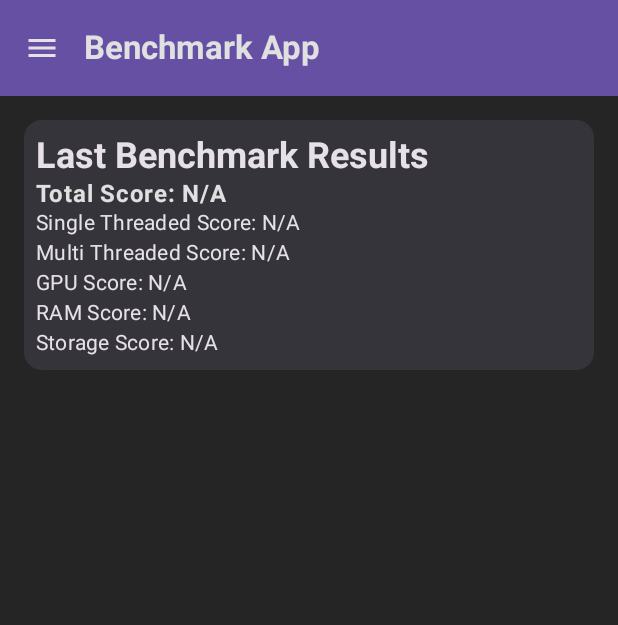
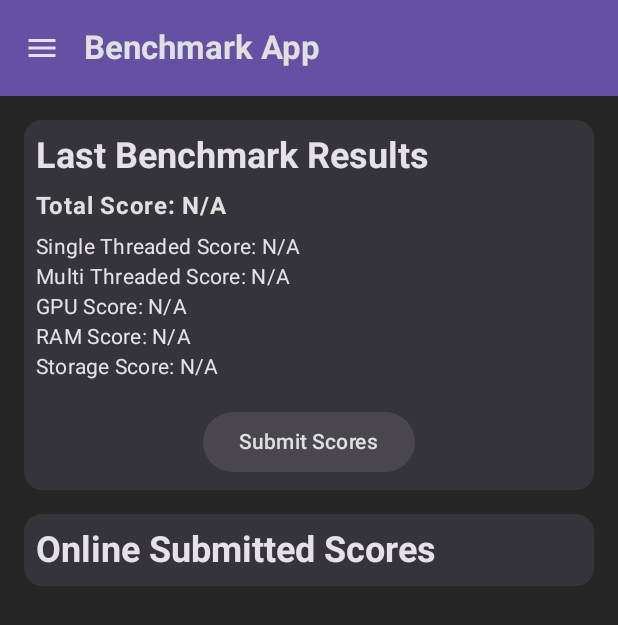
Before and after one commit to pireu2/benchmark-app, an Android app built with Jetpack Compose: the screen it shows after launch (MainActivity), on a phone screen of 412 x 824 dp. Shown: the top 625 px of the screen. Run offline under Robolectric (Android 15) with nearby library versions, the phone set to English and light mode, and no system bars; our stand-ins replace Firebase (no records; nobody signed in at launch, a user with empty details on screens opened directly); libraries missing offline, so code that uses them is left out: com.github.mikephil.charting; network calls fail; 4 statements that could not run were skipped.

Commit message:
added firebase database for user scores

```diff
--- a/app/build.gradle.kts
+++ b/app/build.gradle.kts
@@ -2,6 +2,7 @@ plugins {
     alias(libs.plugins.android.application)
     alias(libs.plugins.kotlin.android)
     alias(libs.plugins.kotlin.compose)
+    id("com.google.gms.google-services")
 }
 
 android {
@@ -64,6 +65,11 @@ dependencies {
     implementation(libs.androidx.navigation.compose)
     implementation("com.github.PhilJay:MPAndroidChart:v3.1.0")
     implementation(libs.androidx.appcompat)
+    implementation(platform("com.google.firebase:firebase-bom:33.7.0"))
+    implementation("com.google.firebase:firebase-analytics")
+    implementation ("com.google.firebase:firebase-auth-ktx")
+    implementation(libs.firebase.firestore.ktx)
+    implementation(libs.firebase.database.ktx)
     testImplementation(libs.junit)
     androidTestImplementation(libs.androidx.junit)
     androidTestImplementation(libs.androidx.espresso.core)
--- /dev/null
+++ b/app/src/main/java/app/benchmarkapp/FirebaseHelper.kt
@@ -0,0 +1,53 @@
+package app.benchmarkapp
+
+import com.google.firebase.database.FirebaseDatabase
+import com.google.firebase.auth.FirebaseAuth
+
+
+data class BenchmarkScore(
+    val userId: String = "",
+    val device: String = "",
+    val singleThreadedScore: Long = 0,
+    val multiThreadedScore: Long = 0,
+    val ramScore: Long = 0,
+    val storageScore: Long = 0,
+    val gpuScore: Long = 0,
+    val totalScore: Long = 0
+)
+
+object FirebaseHelper{
+    private val database = FirebaseDatabase.getInstance().reference
+    private val auth = FirebaseAuth.getInstance()
+
+    fun getUserId(): String?{
+        return auth.currentUser?.uid
+    }
+
+    fun submitCurrentScore(){
+        val userId = getUserId() ?: return
+        val device = DeviceStats.deviceInfo?.model!!
+        val singleThreadedScore = DeviceStats.getSingleThreadedScore() ?: return
+        val multiThreadedScore = DeviceStats.getMultiThreadedScore() ?: return
+        val ramScore = DeviceStats.getRamScore() ?: return
+        val storageScore = DeviceStats.getStorageScore() ?: return
+        val gpuScore = DeviceStats.getGpuScore() ?: return
+        val totalScore = DeviceStats.getTotalScore() ?: return
+
+
+        val score = BenchmarkScore(userId, device, singleThreadedScore, multiThreadedScore, ramScore, storageScore, gpuScore, totalScore)
+        submitScore(userId, score)
+    }
+
+    fun submitScore(userId: String, score: BenchmarkScore){
+        database.child("scores").child(userId).setValue(score)
+    }
+
+    fun getScores(callback: (List<BenchmarkScore>) -> Unit) {
+        database.child("scores").get().addOnSuccessListener { dataSnapshot ->
+            val scores = dataSnapshot.children.mapNotNull { it.getValue(BenchmarkScore::class.java) }
+                .sortedByDescending { it.totalScore }
+                .take(50)
+            callback(scores)
+        }
+    }
+}
--- a/app/src/main/java/app/benchmarkapp/MainActivity.kt
+++ b/app/src/main/java/app/benchmarkapp/MainActivity.kt
@@ -27,12 +27,16 @@ import app.benchmarkapp.ui.theme.BenchmarkAppTheme
 import app.benchmarkapp.ui.components.TitleBar
 import app.benchmarkapp.ui.components.pages.StorageBenckmarkWidget
 import com.github.mikephil.charting.utils.Utils
+import com.google.firebase.FirebaseApp
+import com.google.firebase.auth.FirebaseAuth
 import kotlinx.coroutines.CoroutineScope
 import kotlinx.coroutines.Dispatchers
 import kotlinx.coroutines.launch
 
 
 class MainActivity : ComponentActivity() {
+    private lateinit var auth: FirebaseAuth
+
     companion object
     {
         init{
@@ -55,9 +59,14 @@ class MainActivity : ComponentActivity() {
     @SuppressLint("NewApi")
     override fun onCreate(savedInstanceState: Bundle?) {
         super.onCreate(savedInstanceState)
+        FirebaseApp.initializeApp(this)
+        auth = FirebaseAuth.getInstance()
+        auth.signInAnonymously()
         DeviceStats.init(this)
         Utils.init(this)
         enableEdgeToEdge()
+
+
 
         CoroutineScope(Dispatchers.IO).launch {
             Renderer.getResources(this@MainActivity)
--- a/app/src/main/java/app/benchmarkapp/ui/components/pages/HomeWidget.kt
+++ b/app/src/main/java/app/benchmarkapp/ui/components/pages/HomeWidget.kt
@@ -2,21 +2,33 @@ package app.benchmarkapp.ui.components.pages
 
 import android.annotation.SuppressLint
 import android.content.Context
+import androidx.compose.foundation.layout.Box
 import androidx.compose.foundation.layout.Column
-import androidx.compose.foundation.layout.fillMaxHeight
+import androidx.compose.foundation.layout.Spacer
+import androidx.compose.foundation.layout.fillMaxSize
 import androidx.compose.foundation.layout.fillMaxWidth
 import androidx.compose.foundation.layout.padding
 import androidx.compose.foundation.lazy.LazyColumn
+import androidx.compose.foundation.lazy.items
+import androidx.compose.material3.Button
+import androidx.compose.material3.ButtonDefaults
 import androidx.compose.material3.Card
 import androidx.compose.material3.MaterialTheme
 import androidx.compose.material3.Surface
 import androidx.compose.material3.Text
 import androidx.compose.runtime.Composable
+import androidx.compose.runtime.LaunchedEffect
+import androidx.compose.runtime.mutableStateListOf
+import androidx.compose.runtime.remember
+import androidx.compose.ui.Alignment
 import androidx.compose.ui.Modifier
 import androidx.compose.ui.text.font.FontWeight
 import androidx.compose.ui.unit.dp
+import app.benchmarkapp.BenchmarkScore
 import app.benchmarkapp.DeviceInfoProvider
 import app.benchmarkapp.DeviceStats
+import app.benchmarkapp.FirebaseHelper
+import app.benchmarkapp.ui.theme.Purple40
 import app.benchmarkapp.ui.theme.backgroundColor
 
 @SuppressLint("NewApi")
@@ -25,12 +37,25 @@ fun HomeWidget(context: Context, modifier: Modifier = Modifier) {
     val deviceInfoProvider = DeviceInfoProvider(context)
     deviceInfoProvider.updateDeviceInfo()
 
+    val allScoresAvailable = DeviceStats.getSingleThreadedScore() != null &&
+            DeviceStats.getMultiThreadedScore() != null &&
+            DeviceStats.getGpuScore() != null &&
+            DeviceStats.getRamScore() != null &&
+            DeviceStats.getStorageScore() != null &&
+            DeviceStats.getTotalScore() != null
 
+    val scores = remember { mutableStateListOf<BenchmarkScore>() }
 
+    LaunchedEffect(Unit) {
+        FirebaseHelper.getScores { fetchedScores ->
+            scores.clear()
+            scores.addAll(fetchedScores)
+        }
+    }
 
     Surface(
         color = backgroundColor,
-        modifier = modifier.fillMaxWidth().fillMaxHeight()
+        modifier = modifier.fillMaxSize()
     ) {
         LazyColumn(modifier = modifier.padding(8.dp)) {
             item {
@@ -39,14 +64,65 @@ fun HomeWidget(context: Context, modifier: Modifier = Modifier) {
                         .padding(8.dp)
                         .fillMaxWidth()
                 ) {
-                    Column(modifier = Modifier.padding(8.dp)) {
+                    Column(
+                        modifier = Modifier
+                            .padding(8.dp)
+                            .fillMaxWidth()
+                    )
+                    {
                         Text(text = "Last Benchmark Results", style = MaterialTheme.typography.headlineSmall, fontWeight = FontWeight.Bold)
+                        Spacer(modifier = Modifier.padding(4.dp))
                         Text(text = "Total Score: ${DeviceStats.getTotalScore() ?: "N/A"}", style = MaterialTheme.typography.bodyLarge, fontWeight = FontWeight.Bold)
+                        Spacer(modifier = Modifier.padding(4.dp))
                         Text(text = "Single Threaded Score: ${DeviceStats.getSingleThreadedScore() ?: "N/A"}", style = MaterialTheme.typography.bodyMedium)
                         Text(text = "Multi Threaded Score: ${DeviceStats.getMultiThreadedScore() ?: "N/A"}", style = MaterialTheme.typography.bodyMedium)
                         Text(text = "GPU Score: ${DeviceStats.getGpuScore() ?: "N/A"}", style = MaterialTheme.typography.bodyMedium)
                         Text(text = "RAM Score: ${DeviceStats.getRamScore() ?: "N/A"}", style = MaterialTheme.typography.bodyMedium)
                         Text(text = "Storage Score: ${DeviceStats.getStorageScore() ?: "N/A"}", style = MaterialTheme.typography.bodyMedium)
+                        Spacer(modifier = Modifier.padding(8.dp))
+                        Box(modifier = Modifier.fillMaxWidth(), contentAlignment = Alignment.Center) {
+                            Button(
+                                colors = ButtonDefaults.buttonColors(containerColor = Purple40),
+                                onClick = { FirebaseHelper.submitCurrentScore() },
+                                enabled = allScoresAvailable,
+                            ) {
+                                Text(text = "Submit Scores")
+                            }
+                        }
+                    }
+                }
+            }
+            item{
+                Card(
+                    modifier = Modifier
+                        .padding(8.dp)
+                        .fillMaxWidth()
+                )
+                {
+                    Column(
+                        modifier = Modifier
+                            .padding(8.dp)
+                            .fillMaxWidth()
+                    )
+                    {
+                        Text(text = "Online Submitted Scores", style = MaterialTheme.typography.headlineSmall, fontWeight = FontWeight.Bold)
+                    }
+                }
+            }
+            items(scores){score ->
+                Card(
+                    modifier = Modifier
+                        .padding(8.dp)
+                        .fillMaxWidth()
+                ) {
+                    Column(modifier = Modifier.padding(8.dp)) {
+                        Text(text = "Device: ${score.device}", style = MaterialTheme.typography.bodyLarge, fontWeight = FontWeight.Bold)
+                        Text(text = "Total Score: ${score.totalScore}", style = MaterialTheme.typography.bodyMedium, fontWeight = FontWeight.Bold)
+                        Text(text = "Single Threaded Score: ${score.singleThreadedScore}", style = MaterialTheme.typography.bodyMedium)
+                        Text(text = "Multi Threaded Score: ${score.multiThreadedScore}", style = MaterialTheme.typography.bodyMedium)
+                        Text(text = "GPU Score: ${score.gpuScore}", style = MaterialTheme.typography.bodyMedium)
+                        Text(text = "RAM Score: ${score.ramScore}", style = MaterialTheme.typography.bodyMedium)
+                        Text(text = "Storage Score: ${score.storageScore}", style = MaterialTheme.typography.bodyMedium)
                     }
                 }
             }
--- a/build.gradle.kts
+++ b/build.gradle.kts
@@ -3,4 +3,5 @@ plugins {
     alias(libs.plugins.android.application) apply false
     alias(libs.plugins.kotlin.android) apply false
     alias(libs.plugins.kotlin.compose) apply false
+    id("com.google.gms.google-services") version "4.4.2" apply false
 }
--- a/gradle/libs.versions.toml
+++ b/gradle/libs.versions.toml
@@ -10,6 +10,8 @@ activityCompose = "1.8.0"
 composeBom = "2024.04.01"
 navigationCompose = "2.8.3"
 appcompat = "1.7.0"
+firebaseFirestoreKtx = "25.1.1"
+firebaseDatabaseKtx = "21.0.0"
 
 [libraries]
 androidx-core-ktx = { group = "androidx.core", name = "core-ktx", version.ref = "coreKtx" }
@@ -28,6 +30,8 @@ androidx-ui-test-junit4 = { group = "androidx.compose.ui", name = "ui-test-junit
 androidx-material3 = { group = "androidx.compose.material3", name = "material3" }
 androidx-navigation-compose = { group = "androidx.navigation", name = "navigation-compose", version.ref = "navigationCompose" }
 androidx-appcompat = { group = "androidx.appcompat", name = "appcompat", version.ref = "appcompat" }
+firebase-firestore-ktx = { group = "com.google.firebase", name = "firebase-firestore-ktx", version.ref = "firebaseFirestoreKtx" }
+firebase-database-ktx = { group = "com.google.firebase", name = "firebase-database-ktx", version.ref = "firebaseDatabaseKtx" }
 
 [plugins]
 android-application = { id = "com.android.application", version.ref = "agp" }
```
Also changed, not shown: 1 other file.
